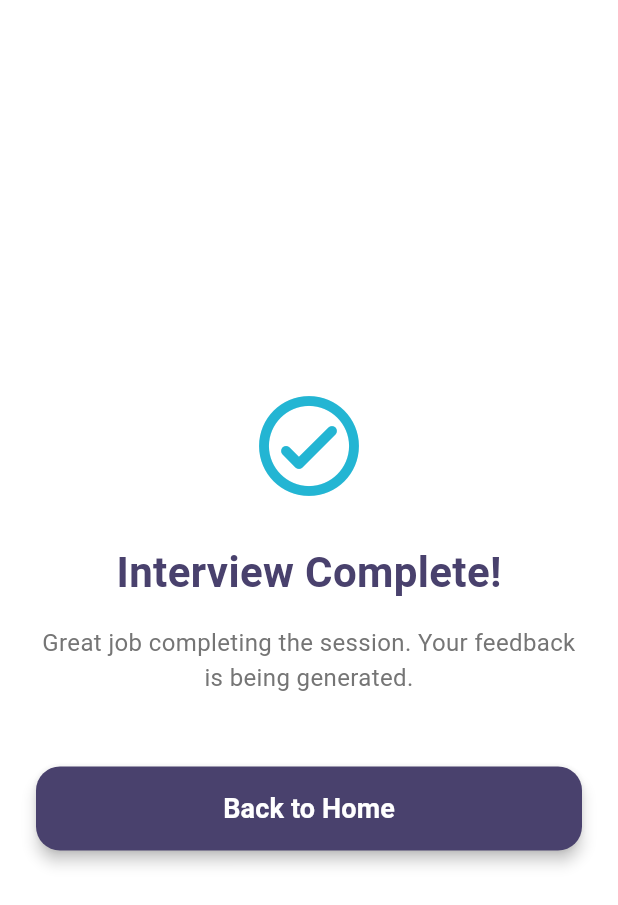
After one commit to kemdav/voquadro, a Flutter app: the InterviewFeedbackPage screen opened directly, on a phone screen of 412 x 824 dp. The commit adds this screen. Shown: the top 905 px of the screen. Run offline on Flutter 3.47's test engine with Material 3 defaults, Android fonts, the phone set to English and light mode, and no system bars; our stand-ins replace email_validator, flutter_dotenv, flutter_svg, image_picker, just_audio, logger and 3 more; missing offline and left inert: audio_session, flutter_pdfview, record; accounts and stored records are empty.

Commit message:
fix: end call goes back to home now

```diff
--- a/lib/hubs/controllers/interview-controller/interview_controller.dart
+++ b/lib/hubs/controllers/interview-controller/interview_controller.dart
@@ -71,7 +71,8 @@ class InterviewController with ChangeNotifier, InterviewGameplay {
   }
 
   void endInterview() {
-    changeState(InterviewState.inFeedback);
+    resetGameplay();
+    changeState(InterviewState.home);
   }
 
   void exitGameplay() {
--- a/lib/hubs/controllers/interview-controller/interview_gameplay.dart
+++ b/lib/hubs/controllers/interview-controller/interview_gameplay.dart
@@ -84,4 +84,15 @@ mixin InterviewGameplay on ChangeNotifier {
   void disposeGameplay() {
     _readyingTimer?.cancel();
   }
+
+  /// Resets all gameplay state to default
+  void resetGameplay() {
+    _readyingTimer?.cancel();
+    _role = "";
+    _scenario = "";
+    _interviewerName = "";
+    _readyingTimeRemaining = _maxReadyingTime;
+    _isMicMuted = false;
+    notifyListeners();
+  }
 }
--- a/lib/hubs/managers/interview_hub.dart
+++ b/lib/hubs/managers/interview_hub.dart
@@ -6,6 +6,7 @@ import 'package:voquadro/hubs/controllers/interview-controller/interview_control
 import 'package:voquadro/screens/gameplay/interview/pages/interview_loading_page.dart';
 import 'package:voquadro/screens/gameplay/interview/pages/interview_readying_page.dart';
 import 'package:voquadro/screens/gameplay/interview/pages/interview_speaking_page.dart';
+import 'package:voquadro/screens/gameplay/interview/pages/interview_feedback_page.dart';
 import 'package:voquadro/screens/gameplay/shared/character_home_page.dart';
 import 'package:voquadro/data/interview_data.dart';
 import 'package:voquadro/screens/gameplay/shared/mic_test_page.dart';
@@ -217,8 +218,7 @@ class InterviewHub extends StatelessWidget {
                           // 7. Interviewing
                           const InterviewSpeakingPage(),
                           // 8. Feedback
-                          const SizedBox.shrink(),
-                          //const InterviewFeedbackPage(),
+                          const InterviewFeedbackPage(),
                           // 9. Under Construction
                           const UnderConstructionPage(),
                         ],
--- /dev/null
+++ b/lib/screens/gameplay/interview/pages/interview_feedback_page.dart
@@ -0,0 +1,75 @@
+import 'package:flutter/material.dart';
+import 'package:provider/provider.dart';
+import 'package:voquadro/hubs/controllers/interview-controller/interview_controller.dart';
+import 'package:voquadro/theme/voquadro_colors.dart';
+
+class InterviewFeedbackPage extends StatelessWidget {
+  const InterviewFeedbackPage({super.key});
+
+  @override
+  Widget build(BuildContext context) {
+    return Scaffold(
+      backgroundColor: Colors.white,
+      body: Consumer<InterviewController>(
+        builder: (context, controller, child) {
+          return Center(
+            child: Padding(
+              padding: const EdgeInsets.all(24.0),
+              child: Column(
+                mainAxisAlignment: MainAxisAlignment.center,
+                children: [
+                  Icon(
+                    Icons.check_circle_outline_rounded,
+                    size: 80,
+                    color: VoquadroColors.accentCyan,
+                  ),
+                  const SizedBox(height: 24),
+                  Text(
+                    "Interview Complete!",
+                    style: TextStyle(
+                      fontSize: 28,
+                      fontWeight: FontWeight.bold,
+                      color: VoquadroColors.primaryPurple,
+                    ),
+                  ),
+                  const SizedBox(height: 16),
+                  Text(
+                    "Great job completing the session. Your feedback is being generated.",
+                    textAlign: TextAlign.center,
+                    style: TextStyle(
+                      fontSize: 16,
+                      color: Colors.grey.shade600,
+                    ),
+                  ),
+                  const SizedBox(height: 48),
+                  SizedBox(
+                    width: double.infinity,
+                    height: 56,
+                    child: ElevatedButton(
+                      onPressed: () => controller.exitGameplay(),
+                      style: ElevatedButton.styleFrom(
+                        backgroundColor: VoquadroColors.primaryPurple,
+                        foregroundColor: Colors.white,
+                        shape: RoundedRectangleBorder(
+                          borderRadius: BorderRadius.circular(16),
+                        ),
+                        elevation: 4,
+                      ),
+                      child: const Text(
+                        "Back to Home",
+                        style: TextStyle(
+                          fontSize: 18,
+                          fontWeight: FontWeight.bold,
+                        ),
+                      ),
+                    ),
+                  ),
+                ],
+              ),
+            ),
+          );
+        },
+      ),
+    );
+  }
+}
```
